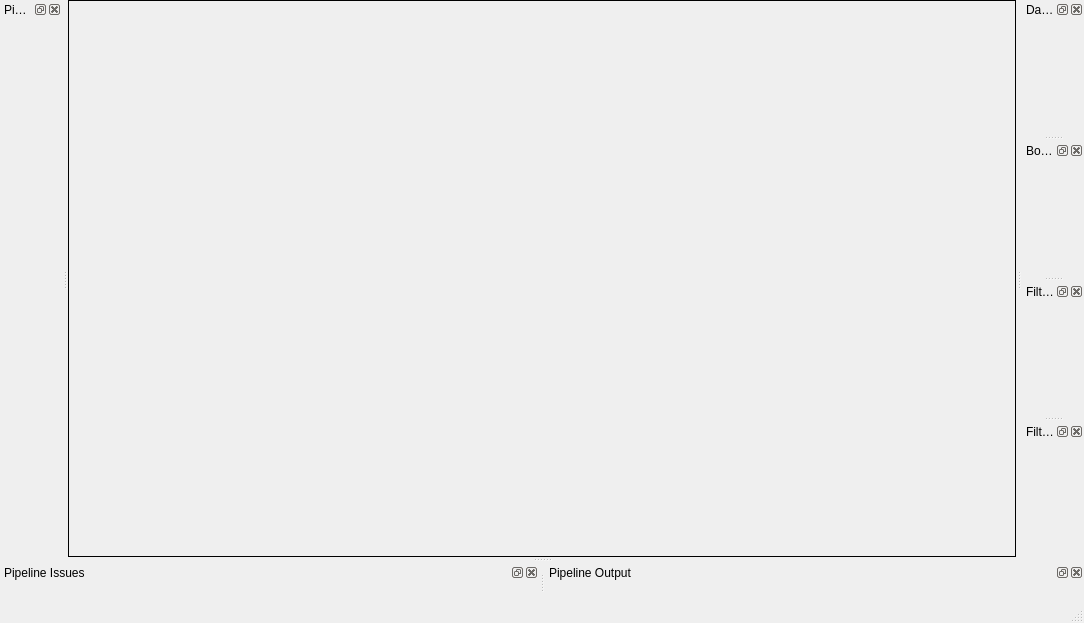
Qt form Source/SIMPLView/UI_Files/SIMPLView_UI.ui (BlueQuartzSoftware/SIMPLView) before a commit.
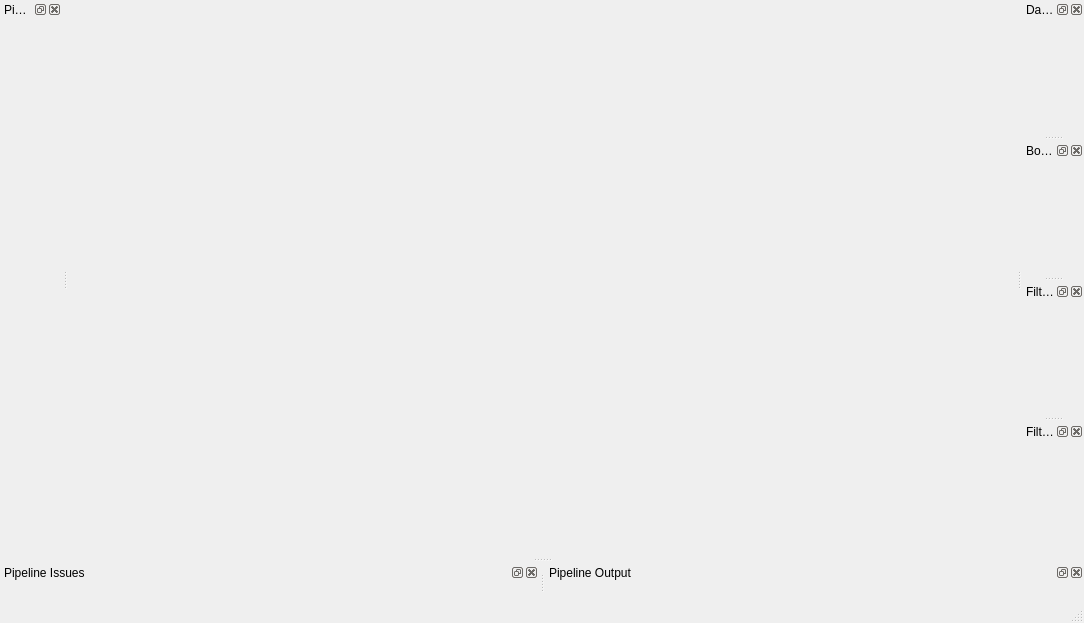
The same form after that commit. Custom widgets are drawn as their Qt base class.

Commit message: Removed the FilterInputWidget border.

The edit to the form file:
```diff
--- a/Source/SIMPLView/UI_Files/SIMPLView_UI.ui
+++ b/Source/SIMPLView/UI_Files/SIMPLView_UI.ui
@@ -57,7 +57,7 @@
        <string notr="true"/>
       </property>
       <property name="frameShape">
-       <enum>QFrame::Box</enum>
+       <enum>QFrame::NoFrame</enum>
       </property>
       <property name="frameShadow">
        <enum>QFrame::Plain</enum>
```
